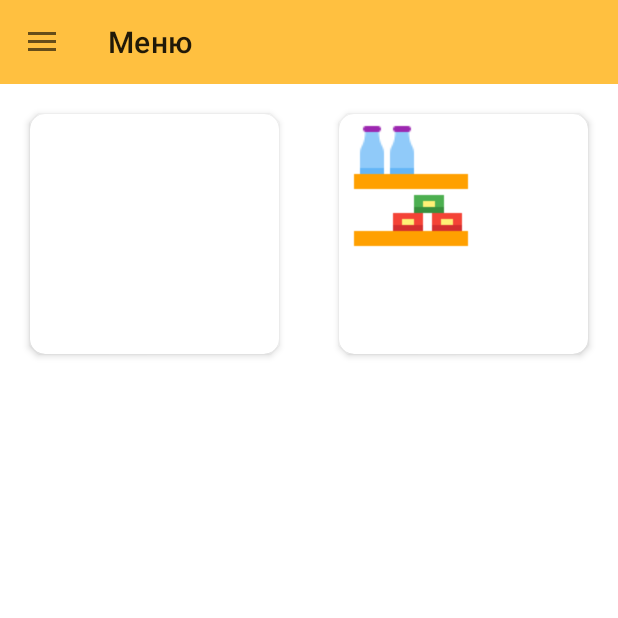
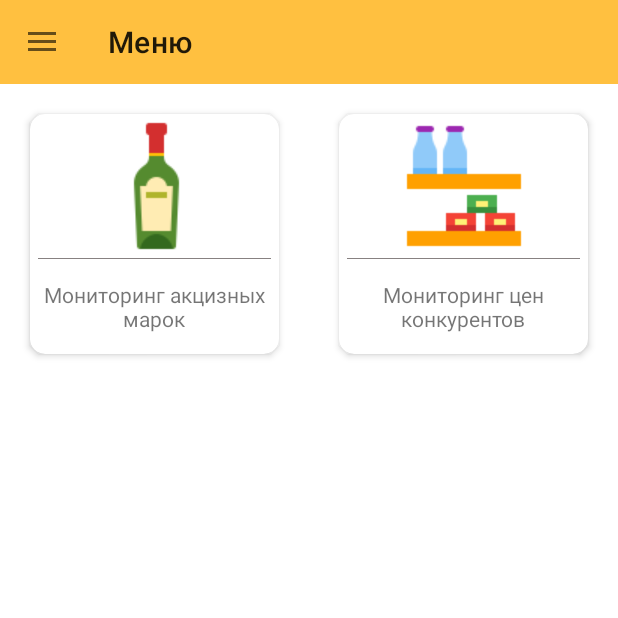
Before and after one commit to Camel-Soft/TradeMonitor, an Android app: the screen it shows after launch (ActivityMain), on a phone screen of 412 x 824 dp, the top half of it. Run offline under Robolectric (Android 15) with nearby library versions, the phone set to English and light mode, and no system bars; our stand-ins replace navigation-ui; libraries missing offline, so code that uses them is left out: com.karumi.dexter; 1 statement that could not run was skipped.

Commit message:
title_done

```diff
--- a/app/src/main/res/layout/fragment_main.xml
+++ b/app/src/main/res/layout/fragment_main.xml
@@ -2,6 +2,7 @@
 <androidx.constraintlayout.widget.ConstraintLayout
     xmlns:android="http://schemas.android.com/apk/res/android"
     xmlns:app="http://schemas.android.com/apk/res-auto"
+    xmlns:tools="http://schemas.android.com/tools"
     android:layout_width="match_parent"
     android:layout_height="match_parent">
     <!-- app:titleTextAppearance="?attr/textAppearanceHeadline1" -->
@@ -25,19 +26,7 @@
                 android:orientation="horizontal">
 
                 <com.google.android.material.card.MaterialCardView
-                    android:id="@+id/mainAlkoMonitor"
-                    android:layout_width="0dp"
-                    android:layout_height="match_parent"
-                    android:layout_margin="20dp"
-                    android:layout_weight="1"
-                    android:clickable="true"
-                    android:focusable="true"
-                    app:cardCornerRadius="10dp"
-                    app:cardElevation="3dp">
-                </com.google.android.material.card.MaterialCardView>
-
-                <com.google.android.material.card.MaterialCardView
-                    android:id="@+id/mainPriceMonitor"
+                    android:id="@+id/mainCardAlko"
                     android:layout_width="0dp"
                     android:layout_height="match_parent"
                     android:layout_margin="20dp"
@@ -47,18 +36,100 @@
                     app:cardCornerRadius="10dp"
                     app:cardElevation="3dp">
 
-                    <LinearLayout
-                        android:layout_width="wrap_content"
-                        android:layout_height="wrap_content"
-                        android:orientation="vertical">
+                    <androidx.constraintlayout.widget.ConstraintLayout
+                        android:layout_width="match_parent"
+                        android:layout_height="match_parent">
 
                         <ImageView
+                            android:id="@+id/imageViewAlko"
                             android:layout_width="wrap_content"
                             android:layout_height="wrap_content"
-                            android:src="@drawable/img_grocery_shelf_96" />
+                            android:contentDescription="@string/monitor_alko"
+                            android:scaleType="centerCrop"
+                            app:srcCompat="@drawable/img_bottle_96"
+                            app:layout_constraintEnd_toEndOf="parent"
+                            app:layout_constraintStart_toStartOf="parent"
+                            app:layout_constraintTop_toTopOf="parent" />
 
-                    </LinearLayout>
+                        <View
+                            android:id="@+id/viewAlko"
+                            android:layout_width="match_parent"
+                            android:layout_height="0.5dp"
+                            android:background="@color/gray_100"
+                            android:layout_marginLeft="5dp"
+                            android:layout_marginRight="5dp"
+                            app:layout_constraintEnd_toEndOf="parent"
+                            app:layout_constraintStart_toStartOf="parent"
+                            app:layout_constraintTop_toBottomOf="@+id/imageViewAlko" />
 
+                        <TextView
+                            android:id="@+id/textViewAlko"
+                            android:layout_width="0dp"
+                            android:layout_height="0dp"
+                            android:layout_marginLeft="1dp"
+                            android:layout_marginRight="1dp"
+                            android:gravity="center"
+                            android:maxLines="3"
+                            android:text="@string/monitor_alko"
+                            app:layout_constraintBottom_toBottomOf="parent"
+                            app:layout_constraintEnd_toEndOf="parent"
+                            app:layout_constraintStart_toStartOf="parent"
+                            app:layout_constraintTop_toBottomOf="@+id/viewAlko" />
+
+                    </androidx.constraintlayout.widget.ConstraintLayout>
+                </com.google.android.material.card.MaterialCardView>
+
+                <com.google.android.material.card.MaterialCardView
+                    android:id="@+id/mainCardPrice"
+                    android:layout_width="0dp"
+                    android:layout_height="match_parent"
+                    android:layout_margin="20dp"
+                    android:layout_weight="1"
+                    android:clickable="true"
+                    android:focusable="true"
+                    app:cardCornerRadius="10dp"
+                    app:cardElevation="3dp">
+
+                    <androidx.constraintlayout.widget.ConstraintLayout
+                        android:layout_width="match_parent"
+                        android:layout_height="match_parent">
+
+                        <ImageView
+                            android:id="@+id/imageViewPrice"
+                            android:layout_width="wrap_content"
+                            android:layout_height="wrap_content"
+                            android:contentDescription="@string/monitor_price"
+                            android:scaleType="centerCrop"
+                            app:layout_constraintEnd_toEndOf="parent"
+                            app:layout_constraintStart_toStartOf="parent"
+                            app:layout_constraintTop_toTopOf="parent"
+                            app:srcCompat="@drawable/img_grocery_shelf_96" />
+
+                        <View
+                            android:id="@+id/viewPrice"
+                            android:layout_width="match_parent"
+                            android:layout_height="0.5dp"
+                            android:layout_marginLeft="5dp"
+                            android:layout_marginRight="5dp"
+                            android:background="@color/gray_100"
+                            app:layout_constraintTop_toBottomOf="@+id/imageViewPrice"
+                            tools:layout_editor_absoluteX="5dp" />
+
+                        <TextView
+                            android:id="@+id/textViewPrice"
+                            android:layout_width="0dp"
+                            android:layout_height="0dp"
+                            android:text="@string/monitor_price"
+                            android:gravity="center"
+                            android:maxLines="3"
+                            android:layout_marginLeft="1dp"
+                            android:layout_marginRight="1dp"
+                            app:layout_constraintBottom_toBottomOf="parent"
+                            app:layout_constraintEnd_toEndOf="parent"
+                            app:layout_constraintStart_toStartOf="parent"
+                            app:layout_constraintTop_toBottomOf="@+id/viewPrice" />
+
+                    </androidx.constraintlayout.widget.ConstraintLayout>
                 </com.google.android.material.card.MaterialCardView>
 
             </LinearLayout>
--- a/app/src/main/res/values/strings.xml
+++ b/app/src/main/res/values/strings.xml
@@ -30,6 +30,9 @@
     <string name="scan_message">Сканирование\nПоместите сканкод в центр прямоугольника</string>
     <string name="scan_message_list">Непрерывное сканирование\nСканируйте поочередно</string>
 
+    <string name="monitor_price">Мониторинг цен конкурентов</string>
+    <string name="monitor_alko">Мониторинг акцизных марок</string>
+
     <!-- Entry Scanner_ -->
     <string name="entry_scanner_title">Встроенный сканер</string>
     <string name="entry_scanner_empty">Отсутствует</string>
```
Also changed, not shown: app/src/main/res/drawable/img_bottle_96.png (added).
